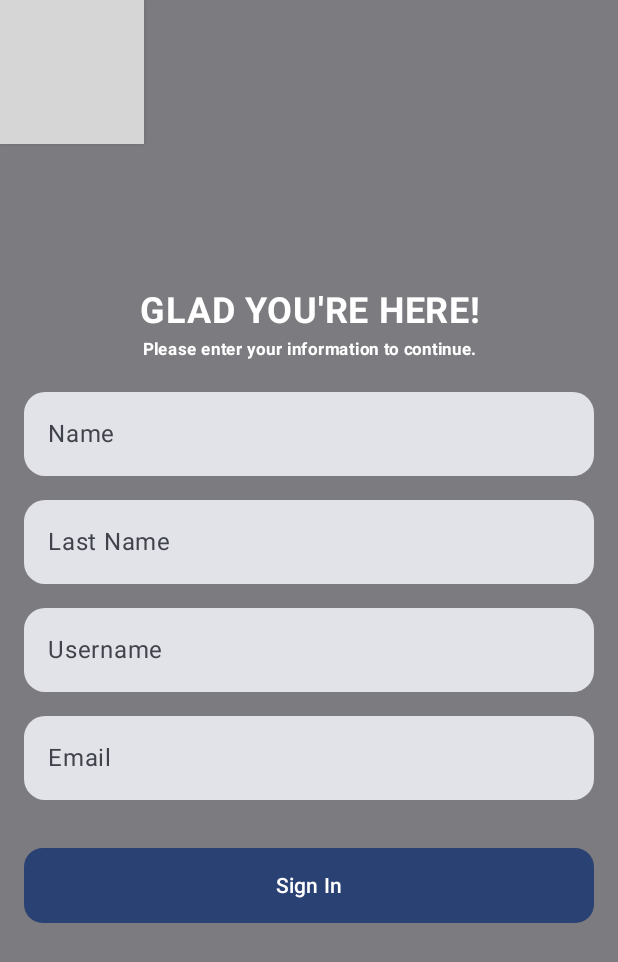
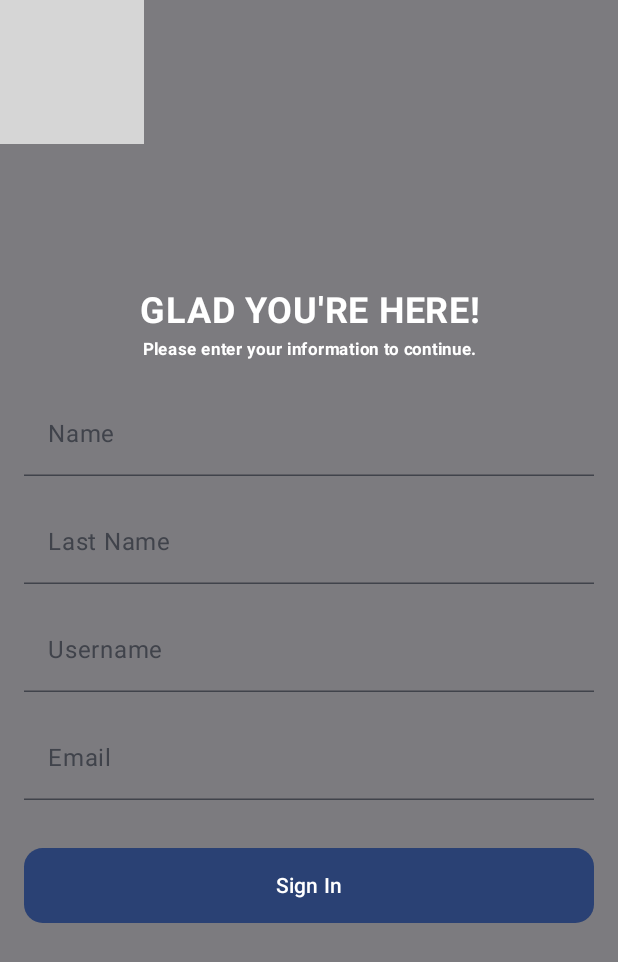
Before and after one commit to mehmedalijaK/catalist-kotlin-cat-app, an Android app built with Jetpack Compose: the home screen opened through its navigation route, on a phone screen of 412 x 824 dp. Shown: the top 962 px of the screen. Run offline under Robolectric (Android 15) with nearby library versions, the phone set to English and light mode, and no system bars; libraries missing offline, so code that uses them is left out: com.skydoves.cloudy; grey boxes are pictures that could not be loaded.

Commit message:
add user and userDao

```diff
--- a/app/src/main/java/com/raf/catalist/RmaApp.kt
+++ b/app/src/main/java/com/raf/catalist/RmaApp.kt
@@ -2,7 +2,6 @@ package com.raf.catalist
 
 import android.app.Application
 import androidx.room.Room
-import com.raf.catalist.cats.list.db.Breed
 import com.raf.catalist.db.AppDatabase
 
 class RmaApp : Application() {
--- a/app/src/main/java/com/raf/catalist/cats/list/db/Breed.kt
+++ b/app/src/main/java/com/raf/catalist/db/breed/Breed.kt
@@ -1,9 +1,7 @@
-package com.raf.catalist.cats.list.db
+package com.raf.catalist.db.breed
 
 import androidx.room.Entity
 import androidx.room.PrimaryKey
-import com.raf.catalist.cats.api.model.Image
-import com.raf.catalist.cats.api.model.Weight
 
 @Entity
 data class Breed(
--- a/app/src/main/java/com/raf/catalist/cats/list/db/BreedDao.kt
+++ b/app/src/main/java/com/raf/catalist/db/breed/BreedDao.kt
@@ -1,4 +1,4 @@
-package com.raf.catalist.cats.list.db
+package com.raf.catalist.db.breed
 
 import androidx.room.Dao
 import androidx.room.Insert
--- a/app/src/main/java/com/raf/catalist/users/auth/UserScreen.kt
+++ b/app/src/main/java/com/raf/catalist/users/auth/UserScreen.kt
@@ -93,11 +93,6 @@ fun LoginScreen() {
                     contentDescription = "Cat Background",
                     contentScale = ContentScale.Crop,
                     modifier = Modifier
-                    .blur(
-                        radiusX = 2.dp,
-                        radiusY = 2.dp,
-                        edgeTreatment = BlurredEdgeTreatment.Unbounded
-                    )
                 )
                 Box(
                     modifier = Modifier
@@ -197,12 +192,15 @@ fun CustomTextField(
             label = label,
             modifier = Modifier
                 .fillMaxWidth()
-                .padding(bottom = 8.dp),
+                .padding(bottom = 8.dp)
+//                .background(color = Color.Red)
+            ,
             singleLine = true,
-            shape = RoundedCornerShape(25),
+//            shape = RoundedCornerShape(0),
             colors = TextFieldDefaults.colors(
-                focusedIndicatorColor  = Color.Transparent,
-                unfocusedIndicatorColor = Color.Transparent,
+                unfocusedContainerColor = Color.Transparent,
+                focusedContainerColor = Color.Black.copy(alpha = 0.3f),
+                errorContainerColor = Color.Transparent
             ),
             isError = isError
         )
--- /dev/null
+++ b/app/src/main/java/com/raf/catalist/users/repository/UserRepository.kt
@@ -0,0 +1,5 @@
+package com.raf.catalist.users.repository
+
+object UserRepository {
+
+}
```
Also changed, not shown: app/src/main/java/com/raf/catalist/db/AppDatabase.kt (+5 -3 lines), app/src/main/java/com/raf/catalist/db/user/User.kt (added, +14 -0 lines), app/src/main/java/com/raf/catalist/db/user/UserDao.kt (added, +21 -0 lines), 1 other file.
